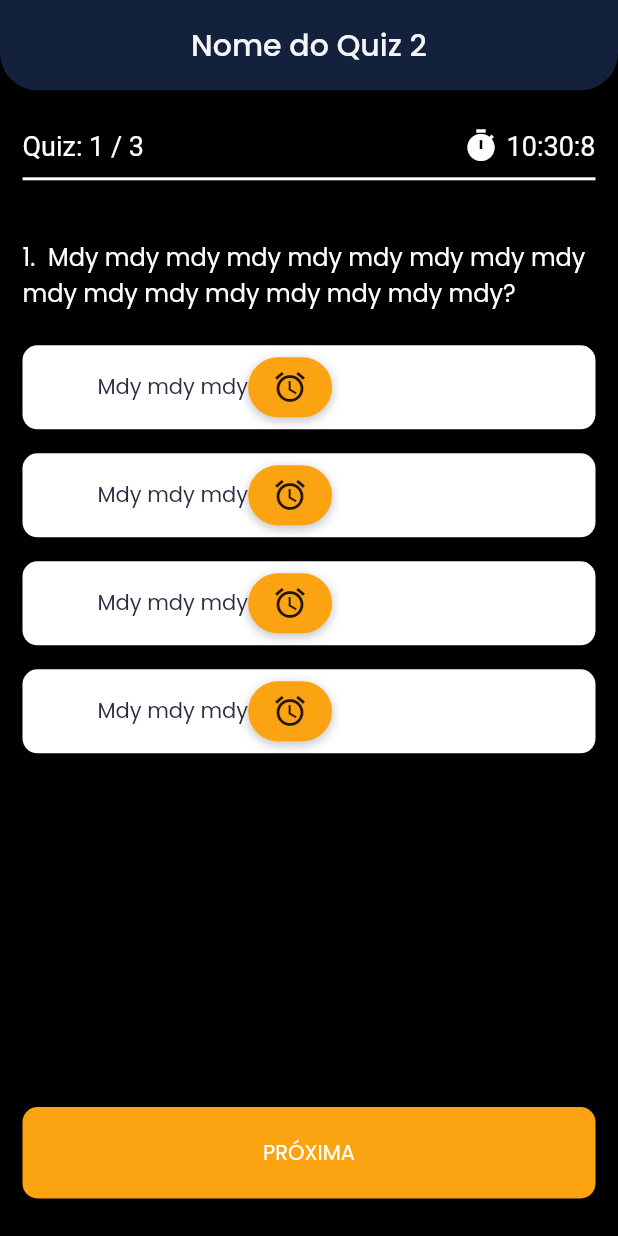
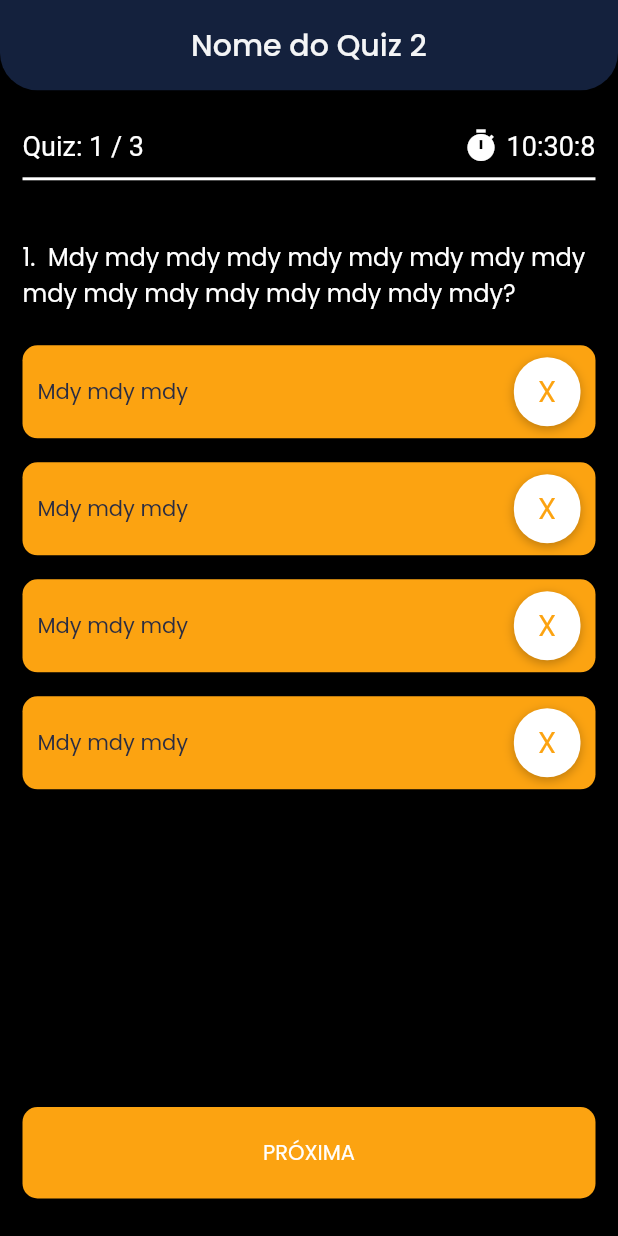
Before and after one commit to guilhermedacruzz/quiz_tati, a Flutter app: the screen it shows after launch, after a tap on an icon or button, on a phone screen of 412 x 824 dp. Run offline on Flutter 3.47's test engine with Material 2 defaults, Android fonts, the phone set to English and light mode, and no system bars.

Commit message:
cara sei la

```diff
--- a/lib/widgets/option.dart
+++ b/lib/widgets/option.dart
@@ -1,6 +1,96 @@
 import 'package:flutter/material.dart';
-import 'package:quiz_tati/widgets/optionNormal.dart';
-import 'package:quiz_tati/widgets/optionSelected.dart';
+
+class OptionNormal extends StatelessWidget {
+  final String option;
+  final String index;
+
+  const OptionNormal(
+      {Key? key,
+      required this.option,
+      required this.index})
+      : super(key: key);
+
+  @override
+  Widget build(BuildContext context) {
+    return Row(
+      children: [
+        Container(
+          padding: const EdgeInsets.symmetric(vertical: 8, horizontal: 16),
+          decoration: BoxDecoration(
+            color: const Color(0xfffca311),
+            borderRadius: BorderRadius.circular(100),
+            boxShadow: const [
+              BoxShadow(
+                color: Colors.black26,
+                offset: Offset(0, 2),
+                blurRadius: 5,
+              ),
+            ],
+          ),
+          child: Text(
+            index,
+            style: const TextStyle(
+              color: Color(0xffffffff),
+              fontSize: 20,
+            ),
+          ),
+        ),
+        const SizedBox(width: 40),
+        Text(
+          option,
+          style: const TextStyle(
+            color: Color(0xff2b2d42),
+            fontSize: 14,
+          ),
+        ),
+      ],
+    );
+  }
+}
+
+class OptionSelected extends StatelessWidget {
+  final String option;
+  final bool isCorrect;
+
+  const OptionSelected({Key? key, required this.option, required this.isCorrect }) : super(key: key);
+
+  @override
+  Widget build(BuildContext context) {
+    return Row(
+      children: [
+        Text(
+          option,
+          style: const TextStyle(
+            color: Color(0xff2b2d42),
+            fontSize: 14,
+          ),
+        ),
+        const Spacer(),
+        Container(
+          padding: const EdgeInsets.symmetric(vertical: 8, horizontal: 16),
+          decoration: BoxDecoration(
+            color: const Color(0xffffffff),
+            borderRadius: BorderRadius.circular(100),
+            boxShadow: const [
+              BoxShadow(
+                color: Colors.black26,
+                offset: Offset(0, 2),
+                blurRadius: 5,
+              ),
+            ],
+          ),
+          child: Text(
+            isCorrect ? "X":"V",
+            style: const TextStyle(
+              color: Color(0xfffca311),
+              fontSize: 20,
+            ),
+          ),
+        ),
+      ],
+    );
+  }
+}
 
 class Option extends StatelessWidget {
   final String option;
@@ -24,15 +114,16 @@ class Option extends StatelessWidget {
       onTap: () {
         selectQuestion(option);
       },
-      child: isSelected
-          ? OptionSelected(
-              option: option,
-              isCorret: isCorrect,
-            )
-          : OptionNormal(
-              option: option,
-              index: index,
-            ),
+      child: Container(
+        padding: const EdgeInsets.symmetric(horizontal: 10, vertical: 8),
+        margin: const EdgeInsets.symmetric(horizontal: 0, vertical: 8),
+        width: double.infinity,
+        decoration: BoxDecoration(
+          color: isSelected ?const Color(0xfffca311):const Color(0xffffffff),
+          borderRadius: BorderRadius.circular(10),
+        ),
+        child: isSelected ? OptionSelected(option: option, isCorrect: isCorrect):OptionNormal(option: option, index: index)
+      ),
     );
   }
 }
--- a/lib/widgets/optionNormal.dart
+++ /dev/null
@@ -1,58 +0,0 @@
-import 'package:flutter/material.dart';
-
-class OptionNormal extends StatelessWidget {
-  final String option;
-  final String index;
-
-  const OptionNormal(
-      {Key? key,
-      required this.option,
-      required this.index})
-      : super(key: key);
-
-  @override
-  Widget build(BuildContext context) {
-    return Container(
-      padding: const EdgeInsets.symmetric(horizontal: 10, vertical: 8),
-      margin: const EdgeInsets.symmetric(horizontal: 0, vertical: 8),
-      width: double.infinity,
-      decoration: BoxDecoration(
-        color: const Color(0xffffffff),
-        borderRadius: BorderRadius.circular(10),
-      ),
-      child: Row(
-        children: [
-          Container(
-            padding: const EdgeInsets.symmetric(vertical: 8, horizontal: 16),
-            decoration: BoxDecoration(
-              color: const Color(0xfffca311),
-              borderRadius: BorderRadius.circular(100),
-              boxShadow: const [
-                BoxShadow(
-                  color: Colors.black26,
-                  offset: Offset(0, 2),
-                  blurRadius: 5,
-                ),
-              ],
-            ),
-            child: Text(
-              index,
-              style: const TextStyle(
-                color: Color(0xffffffff),
-                fontSize: 20,
-              ),
-            ),
-          ),
-          const SizedBox(width: 40),
-          Text(
-            option,
-            style: const TextStyle(
-              color: Color(0xff2b2d42),
-              fontSize: 14,
-            ),
-          ),
-        ],
-      ),
-    );
-  }
-}
--- a/lib/widgets/optionSelected.dart
+++ /dev/null
@@ -1,50 +0,0 @@
-import 'package:flutter/material.dart';
-
-class OptionSelected extends StatelessWidget {
-  final String option;
-  final bool isCorret;
-
-  const OptionSelected({Key? key, required this.option, required this.isCorret }) : super(key: key);
-
-  @override
-  Widget build(BuildContext context) {
-    return Container(
-      padding: const EdgeInsets.symmetric(horizontal: 10, vertical: 8),
-      margin: const EdgeInsets.symmetric(horizontal: 0, vertical: 8),
-      width: double.infinity,
-      decoration: BoxDecoration(
-        color: const Color(0xffffffff),
-        borderRadius: BorderRadius.circular(10),
-      ),
-      child: Row(
-        children: [
-          const SizedBox(width: 40),
-          Text(
-            option,
-            style: const TextStyle(
-              color: Color(0xff2b2d42),
-              fontSize: 14,
-            ),
-          ),
-          Container(
-            padding: const EdgeInsets.symmetric(vertical: 8, horizontal: 16),
-            decoration: BoxDecoration(
-              color: const Color(0xfffca311),
-              borderRadius: BorderRadius.circular(100),
-              boxShadow: const [
-                BoxShadow(
-                  color: Colors.black26,
-                  offset: Offset(0, 2),
-                  blurRadius: 5,
-                ),
-              ],
-            ),
-            child: Icon(
-              isCorret ? Icons.access_alarm: Icons.dangerous,
-            ),
-          ),
-        ],
-      ),
-    );
-  }
-}
```
